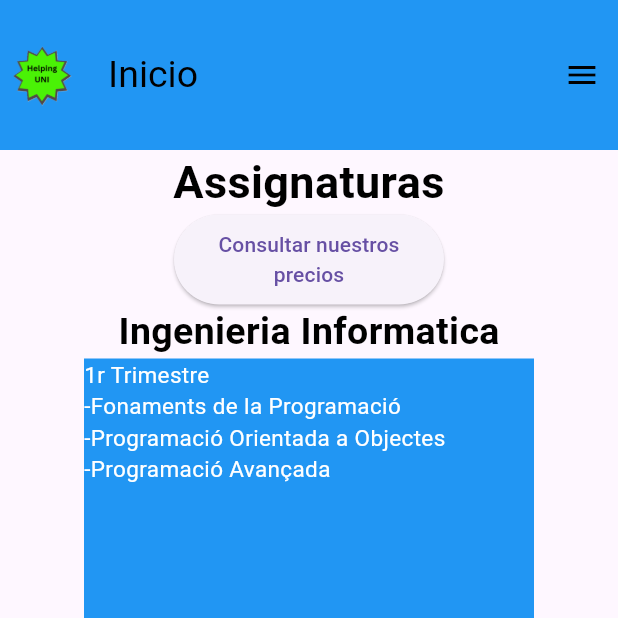
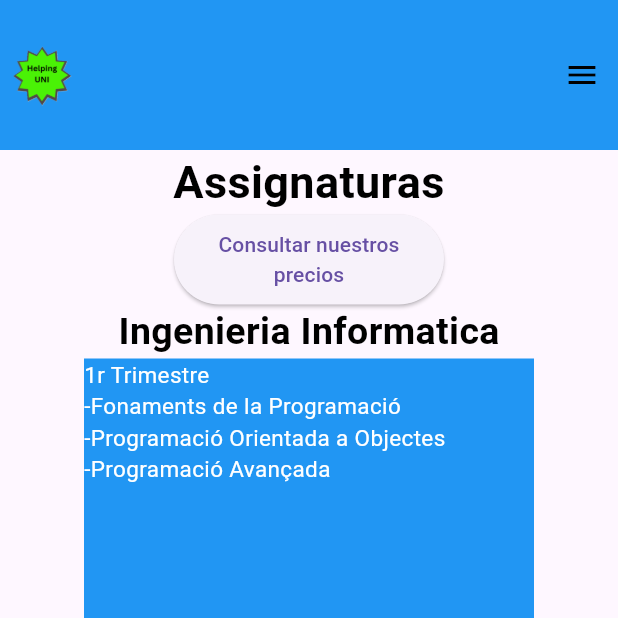
Before and after one commit to Linsoriano10/HelpingUNI, a Flutter app: the screen it shows after launch, in the side drawer, after a tap on "Consultar Asignaturas", on a phone screen of 412 x 824 dp, the top half of it. Run offline on Flutter 3.47's test engine with Material 3 defaults, Android fonts, the phone set to English and light mode, and no system bars; missing offline and left inert: dart:html.

Commit message:
Quitado titulos + actualizacion medidas

```diff
--- a/lib/pages/clases.dart
+++ b/lib/pages/clases.dart
@@ -97,7 +97,7 @@ class _PruebaState extends State<Clases> {
       debugShowCheckedModeBanner: false,
       home: CustomScaffold(
       customAppBar: const WidgetCustomAppBar(
-        titulo: 'Inicio',
+        titulo: '',
       ),
         body: LayoutBuilder(
           builder: (context, constraints) {
--- a/lib/pages/contacto.dart
+++ b/lib/pages/contacto.dart
@@ -18,7 +18,7 @@ class Contacto extends StatelessWidget {
     String mensaje = "";
     return CustomScaffold(
         customAppBar: const WidgetCustomAppBar(
-          titulo: 'Inicio',
+          titulo: '',
         ),
         body: LayoutBuilder(builder: (context, constraints) {
           return SingleChildScrollView(
--- a/lib/pages/home.dart
+++ b/lib/pages/home.dart
@@ -12,7 +12,7 @@ class MyHomePage extends StatelessWidget {
   Widget build(BuildContext context) {
     return CustomScaffold(
       customAppBar: const WidgetCustomAppBar(
-        titulo: 'Inicio',
+        titulo: '',
       ),
       body: LayoutBuilder(
         builder: (context, constraints) {
--- a/lib/pages/precios.dart
+++ b/lib/pages/precios.dart
@@ -47,7 +47,7 @@ class _PruebaState extends State<Precios> {
   Widget build(BuildContext context) {
     return CustomScaffold(
         customAppBar: const WidgetCustomAppBar(
-          titulo: 'Inicio',
+          titulo: '',
         ),
         body: LayoutBuilder(builder: (context, constraints) {
           return SingleChildScrollView(
--- a/lib/widgets/customAppBar.dart
+++ b/lib/widgets/customAppBar.dart
@@ -19,7 +19,7 @@ class WidgetCustomAppBar extends StatelessWidget implements PreferredSizeWidget
     return LayoutBuilder(
       builder: (BuildContext context, BoxConstraints constraints) {
         // Detecta si la pantalla es pequeña (por debajo de 600px de ancho)
-        bool isSmallScreen = constraints.maxWidth < 600;
+        bool isSmallScreen = constraints.maxWidth < 700;
 
         return AppBar(
           toolbarHeight: 100,
```
Also changed, not shown: 3 other files.
